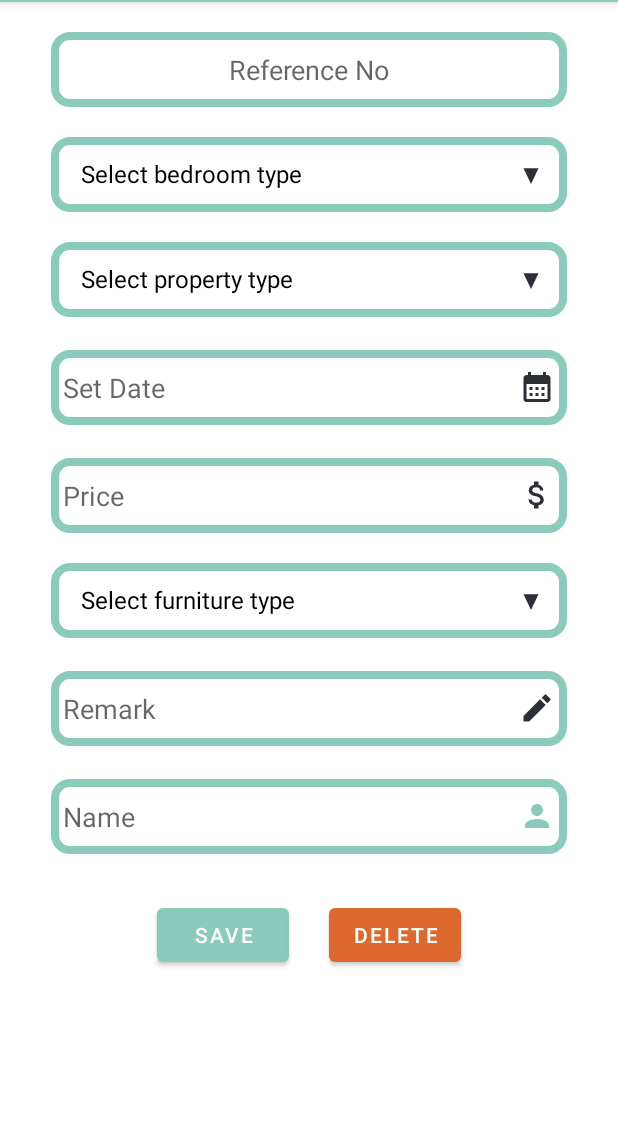
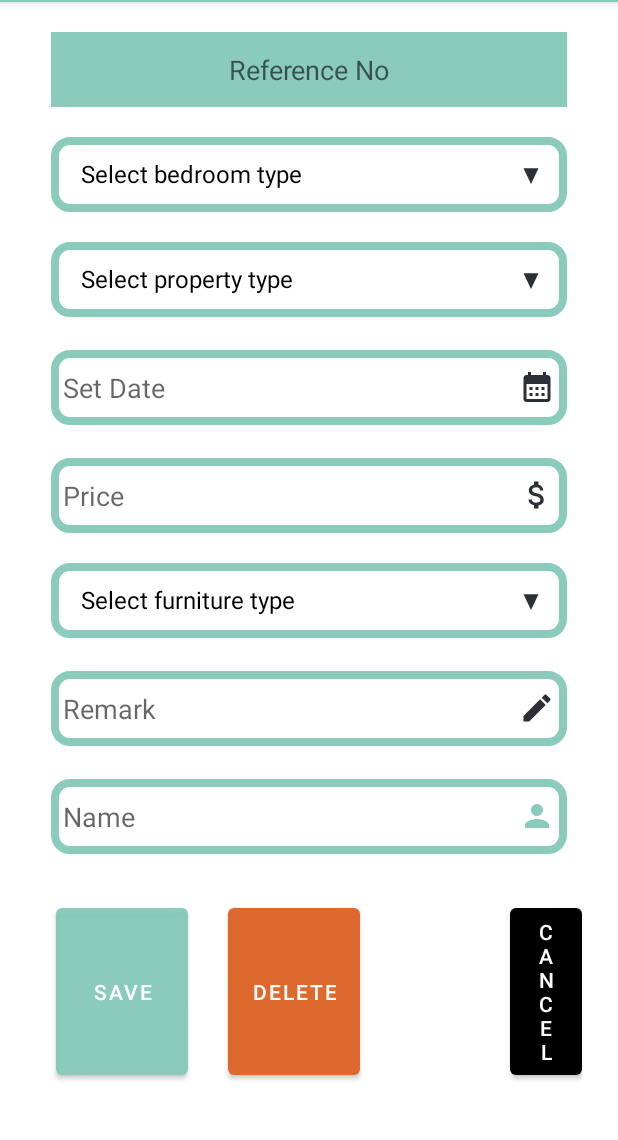
Before and after one commit to mhkhizil/BabyProductListingAppUsingJava, an Android app: the fragment Property_Form_Fragment placed in its activity, on a phone screen of 412 x 824 dp, the part 82-1222 px from its top. Run offline under Robolectric (Android 15) with nearby library versions, the phone set to English and light mode, and no system bars; libraries missing offline, so code that uses them is left out: com.github.florent37.singledateandtimepicker; 2 statements that could not run were skipped.

Commit message:
adding UI final

```diff
--- a/app/src/main/java/UI/Home_Fragment.java
+++ b/app/src/main/java/UI/Home_Fragment.java
@@ -33,10 +33,10 @@ public class Home_Fragment extends Fragment {
                 bundle.putString("mode", "add_mode");
                 bundle.putString("username", "your_username");
 
-                Property_Form_Fragment p_form_fragment = new Property_Form_Fragment();
-                p_form_fragment.setArguments(bundle);
+                Property_Fragment p_fragment = new Property_Fragment();
+                p_fragment.setArguments(bundle);
                 FragmentTransaction transaction = getActivity().getSupportFragmentManager().beginTransaction();
-                transaction.replace(R.id.fragment_container, p_form_fragment);
+                transaction.replace(R.id.fragment_container, p_fragment);
                 transaction.addToBackStack(null);
                 transaction.commit();
                 if (getActivity() instanceof FragmentActivity) {
--- a/app/src/main/java/UI/Property_Form_Fragment.java
+++ b/app/src/main/java/UI/Property_Form_Fragment.java
@@ -45,6 +45,7 @@ public class Property_Form_Fragment extends Fragment {
     EditText reporter;
     Button save_btn;
     Button delete_btn;
+    Button cancel_btn;
     public String current_mode;
     public String current_username;
     DBContext dbContext;
@@ -86,11 +87,11 @@ public class Property_Form_Fragment extends Fragment {
         date_time_picker=form_view.findViewById(R.id.date);
         save_btn=form_view.findViewById(R.id.save_btn);
         delete_btn=form_view.findViewById(R.id.delete_btn);
-
+        cancel_btn = form_view.findViewById(R.id.cancel_btn);
         if(current_mode=="add_mode"){
             ref_no_layout.setVisibility(View.INVISIBLE);
             save_btn.setText("Add");
-            save_btn.setWidth(500);
+            save_btn.setWidth(300);
             delete_btn.setVisibility(View.GONE);
 
         }
@@ -227,6 +228,13 @@ public class Property_Form_Fragment extends Fragment {
             fragmentManager.popBackStack();
             }
         });
+        cancel_btn.setOnClickListener(new View.OnClickListener() {
+            @Override
+            public void onClick(View view) {
+                FragmentManager fragmentManager = getActivity().getSupportFragmentManager();
+                fragmentManager.popBackStack();
+            }
+        });
 
         return form_view;
     }
--- a/app/src/main/res/layout/property_form_fragment.xml
+++ b/app/src/main/res/layout/property_form_fragment.xml
@@ -44,7 +44,7 @@
                 android:hint="Reference No"
                 android:id="@+id/reference_no"
                 android:textAlignment="center"
-                android:background="@drawable/form_textbox"
+                android:background="@color/bluish_green"
                 android:drawablePadding="8dp"
 
                 android:padding="8dp"
@@ -232,6 +232,14 @@
                 android:text="Delete"
                 android:layout_marginTop="30px"
                 android:layout_marginHorizontal="20px"/>
+            <com.google.android.material.button.MaterialButton
+                android:layout_width="wrap_content"
+                android:layout_height="match_parent"
+                app:backgroundTint="@color/black"
+                android:id="@+id/cancel_btn"
+                android:text="Cancel"
+                android:layout_marginTop="30px"
+                android:layout_marginStart="130px"/>
         </LinearLayout>
 
 
```
